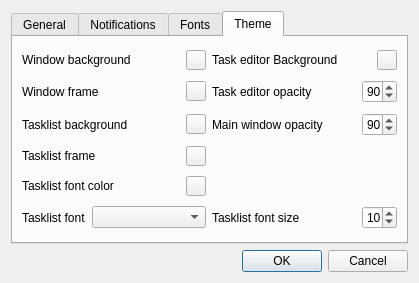
middleofdreams/workload, file ui/settings.ui: the form before one commit.
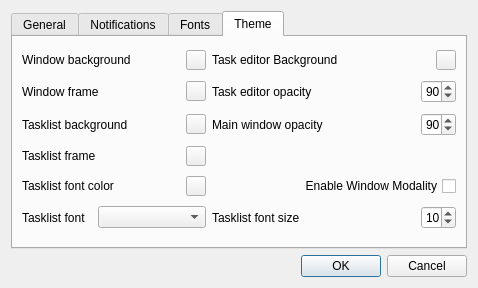
The form after the commit. The open tabs and pages were chosen to show the change.

Commit message: some settings enabled (colors work in progress)

```diff
--- a/ui/settings.ui
+++ b/ui/settings.ui
@@ -6,8 +6,8 @@
    <rect>
     <x>0</x>
     <y>0</y>
-    <width>419</width>
-    <height>283</height>
+    <width>478</width>
+    <height>288</height>
    </rect>
   </property>
   <property name="windowTitle">
@@ -449,6 +449,9 @@
            <property name="text">
             <string/>
            </property>
+           <property name="flat">
+            <bool>false</bool>
+           </property>
           </widget>
          </item>
         </layout>
@@ -555,7 +558,7 @@
           <widget class="QLabel" name="label_12">
            <property name="maximumSize">
             <size>
-             <width>64</width>
+             <width>70</width>
              <height>16777215</height>
             </size>
            </property>
@@ -665,6 +668,16 @@
          </item>
         </layout>
        </item>
+       <item row="4" column="1">
+        <widget class="QCheckBox" name="diableModality">
+         <property name="layoutDirection">
+          <enum>Qt::RightToLeft</enum>
+         </property>
+         <property name="text">
+          <string>Enable Window Modality</string>
+         </property>
+        </widget>
+       </item>
       </layout>
      </widget>
     </widget>
```
Left out of the diff: 22 changed lines with no effect on the pictures. The commit also changes 8 other files.
